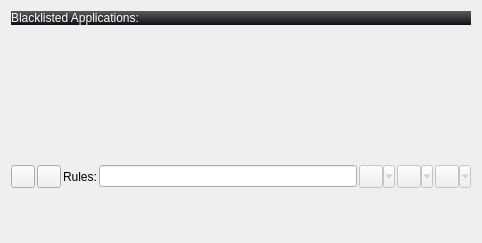
Qt form functionpage.ui (spaceape/animatron) before a commit.
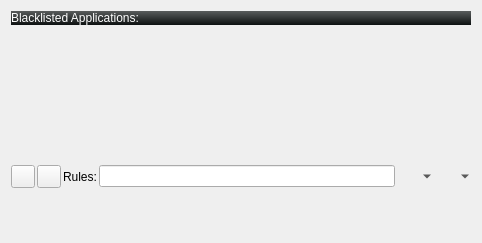
The same form after that commit.

Commit message: (almost) finalized Functionality tab in config

Patch:
```diff
--- a/functionpage.ui
+++ b/functionpage.ui
@@ -94,7 +94,10 @@
      <item>
       <widget class="QToolButton" name="AddRuleBtn">
        <property name="enabled">
-        <bool>false</bool>
+        <bool>true</bool>
+       </property>
+       <property name="mouseTracking">
+        <bool>true</bool>
        </property>
        <property name="contextMenuPolicy">
         <enum>Qt::DefaultContextMenu</enum>
@@ -108,29 +111,19 @@
        <property name="popupMode">
         <enum>QToolButton::MenuButtonPopup</enum>
        </property>
+       <property name="autoRaise">
+        <bool>true</bool>
+       </property>
       </widget>
      </item>
      <item>
       <widget class="QToolButton" name="RemRuleBtn">
        <property name="enabled">
-        <bool>false</bool>
+        <bool>true</bool>
        </property>
        <property name="text">
         <string/>
        </property>
-       <property name="checkable">
-        <bool>false</bool>
-       </property>
-       <property name="popupMode">
-        <enum>QToolButton::MenuButtonPopup</enum>
-       </property>
-      </widget>
-     </item>
-     <item>
-      <widget class="QToolButton" name="ClearRuleBtn">
-       <property name="enabled">
-        <bool>false</bool>
-       </property>
        <property name="text">
         <string/>
        </property>
@@ -140,6 +133,9 @@
        <property name="popupMode">
         <enum>QToolButton::MenuButtonPopup</enum>
        </property>
+       <property name="autoRaise">
+        <bool>true</bool>
+       </property>
       </widget>
      </item>
     </layout>
```
Left out of the diff: 18 changed lines with no effect on the pictures. The commit also changes 6 other files.
